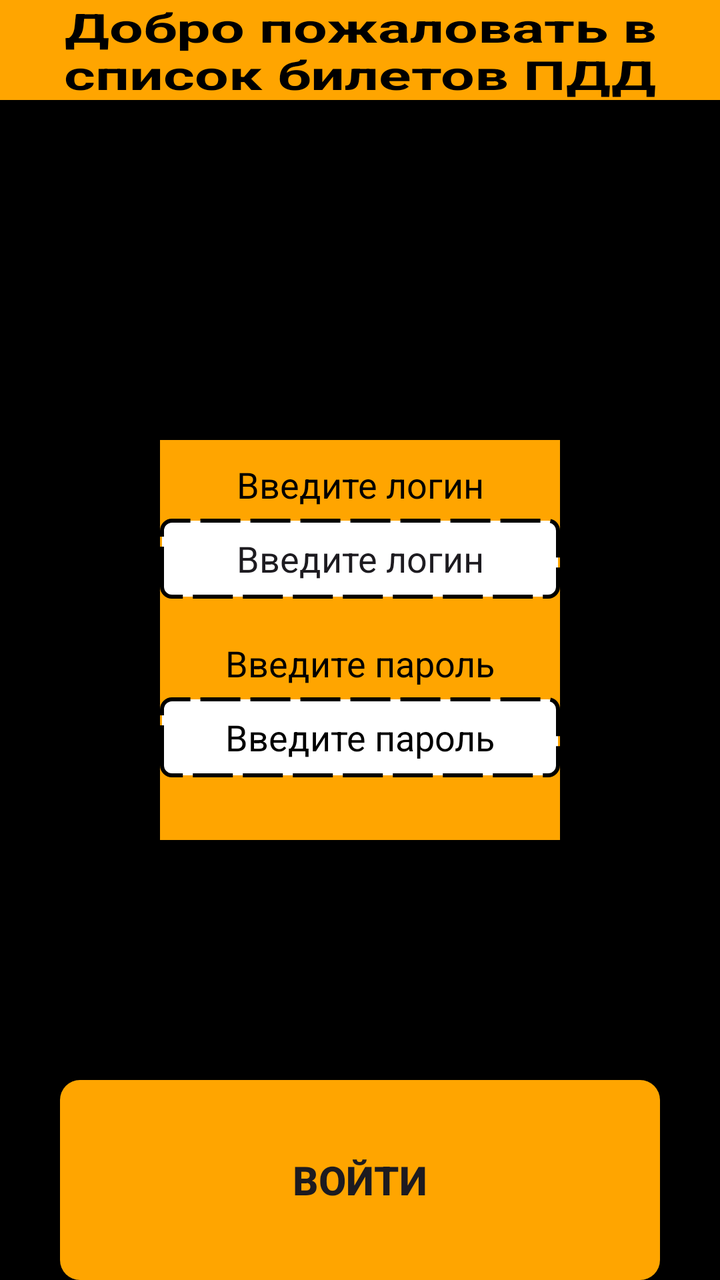
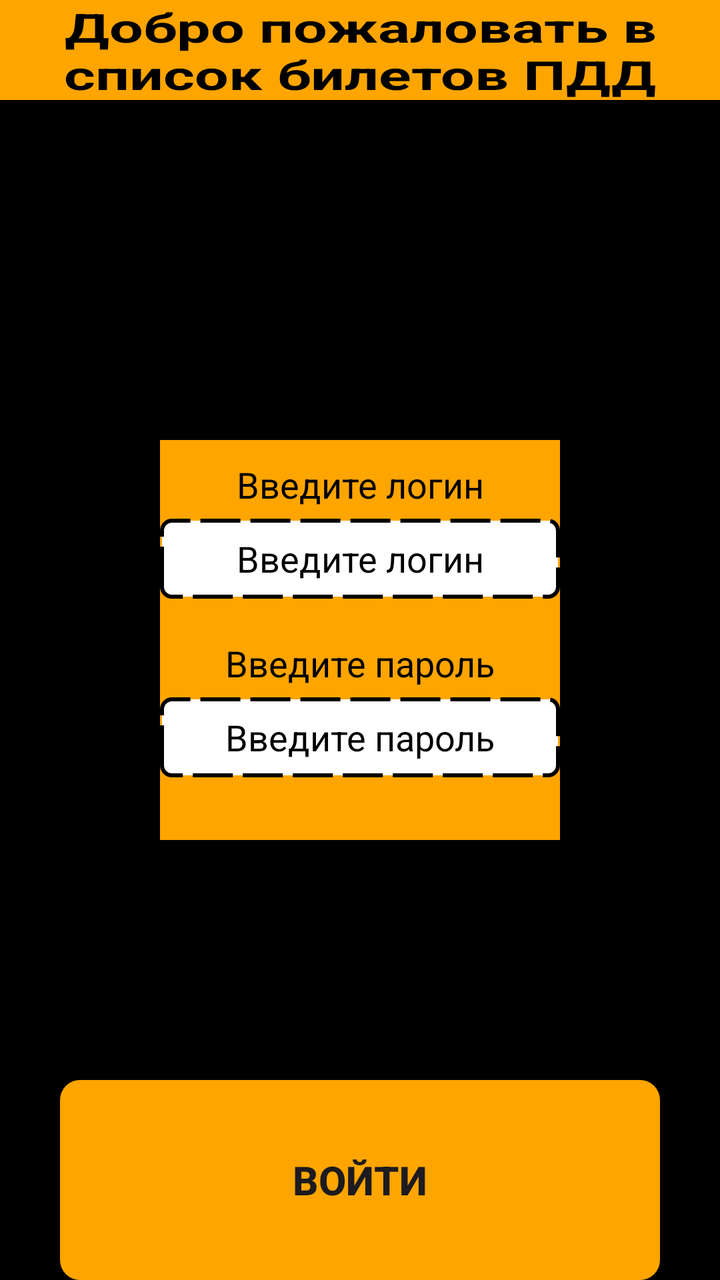

The first picture is an Android layout as it rendered before a commit; the second is the same layout after the commit. The layout source and the unified diff follow.
<!-- AndroidManifest.xml: application theme Theme.Rmp_pr18_Romanov -->
<!-- res/layout/fragment_login.xml -->
<?xml version="1.0" encoding="utf-8"?>
<FrameLayout xmlns:android="http://schemas.android.com/apk/res/android"
    xmlns:tools="http://schemas.android.com/tools"
    android:layout_width="match_parent"
    android:layout_height="match_parent"
    tools:context=".LoginFragment"
    android:background="@color/black">

    
    <TextView
        android:layout_width="match_parent"
        android:layout_height="50dp"
        android:textSize="20sp"
        android:background="@drawable/rectangle"
        android:textScaleX="1.5"

        android:textAlignment="center"
        android:textColor="@color/black"
        android:textStyle="bold"
        android:text="@string/welcome" />

    <LinearLayout
        android:orientation="vertical"
        android:layout_width="wrap_content"
        android:layout_height="wrap_content"
        android:background="@drawable/rectangle"
        android:layout_gravity="center">
        <TextView
            android:layout_marginTop="10dp"
            android:layout_width="match_parent"
            android:layout_height="wrap_content"
            android:text="@string/loginText"
            android:textColor="@color/black"
            android:textAlignment="center"
            android:textSize="18sp"
            />

        <EditText
            android:layout_marginTop="5dp"
            android:layout_width="match_parent"
            android:layout_height="40dp"
            android:textColorHint="@color/black"
            android:text="@string/loginText"
            android:background="@drawable/white_rectangle"
            android:textAlignment="center"

            />

        <TextView

            android:layout_marginTop="20dp"
            android:layout_width="match_parent"
            android:layout_height="wrap_content"
            android:text="@string/passwordText"
            android:textColor="@color/black"
            android:textAlignment="center"
            android:textSize="18sp"
            />

        <EditText
            android:background="@drawable/white_rectangle"
            android:height="40dp"
            android:layout_marginTop="5dp"
            android:layout_width="match_parent"
            android:layout_height="wrap_content"
            android:textColorHint="@color/black"
            android:hint="@string/passwordText"

            android:textAlignment="center"

            />

    </LinearLayout>

    <RelativeLayout
        android:layout_gravity="bottom"
        android:layout_width="match_parent"
        android:layout_height="wrap_content">

        <androidx.appcompat.widget.AppCompatButton
            android:layout_width="300dp"

            android:layout_height="100dp"
            android:textAlignment="center"
            android:text="@string/enterText"
            android:textSize="20sp"
            android:textStyle="bold"

            android:layout_centerHorizontal="true"
            android:background="@drawable/button_rectangle"
            android:onClick="EnterBtn"/>
    </RelativeLayout>

</FrameLayout>
<!-- resources referenced by this layout -->
<resources>
  <color name="black">#FF000000</color>
  <!-- drawable button_rectangle (drawable) -->
  <?xml version="1.0" encoding="utf-8"?>
  <shape xmlns:android="http://schemas.android.com/apk/res/android">
      <size android:height="100dp" android:width="100dp"/>
      <corners android:radius="10dp"/>
      <solid android:color="@color/orange"/>
  
  </shape>
  <!-- drawable rectangle (drawable) -->
  <?xml version="1.0" encoding="utf-8"?>
  <shape xmlns:android="http://schemas.android.com/apk/res/android">
  <size android:height="200dp" android:width="200dp"/>
      <solid android:color="@color/orange"/>
  
  </shape>
  <!-- drawable white_rectangle (drawable) -->
  <?xml version="1.0" encoding="utf-8"?>
  <shape xmlns:android="http://schemas.android.com/apk/res/android">
  <solid android:color="@color/white"/>
      <corners android:radius="5dp"/>
      <stroke android:color="@color/black" android:width="2dp" android:dashWidth="20dp" android:dashGap="5dp"/>
  
  </shape>
  <string name="enterText">Войти</string>
  <string name="loginText">Введите логин</string>
  <string name="passwordText">Введите пароль</string>
  <string name="welcome">Добро пожаловать в список билетов ПДД</string>
  <style name="Theme.Rmp_pr18_Romanov" parent="Base.Theme.Rmp_pr18_Romanov" />
  <color name="orange">#FFA500</color>
  <color name="white">#FFFFFFFF</color>
  <style name="Base.Theme.Rmp_pr18_Romanov" parent="Theme.Material3.DayNight.NoActionBar">
          
          
      </style>
</resources>

<!-- the commit's change to res/layout/fragment_login.xml (unified diff, before → after) -->
@@ -40,9 +40,10 @@
             android:layout_width="match_parent"
             android:layout_height="40dp"
             android:textColorHint="@color/black"
-            android:text="@string/loginText"
+            android:hint="@string/loginText"
             android:background="@drawable/white_rectangle"
             android:textAlignment="center"
+            android:id="@+id/login"
 
             />
 
@@ -68,6 +69,8 @@
 
             android:textAlignment="center"
 
+            android:id="@+id/password"
+
             />
 
     </LinearLayout>
@@ -88,7 +91,9 @@
 
             android:layout_centerHorizontal="true"
             android:background="@drawable/button_rectangle"
-            android:onClick="EnterBtn"/>
+            android:id="@+id/registerBtn"
+            android:onClick="handler"/>
+
     </RelativeLayout>
 
 </FrameLayout>
